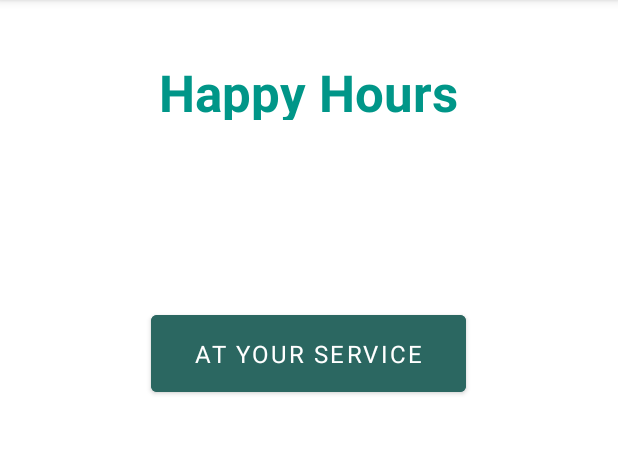
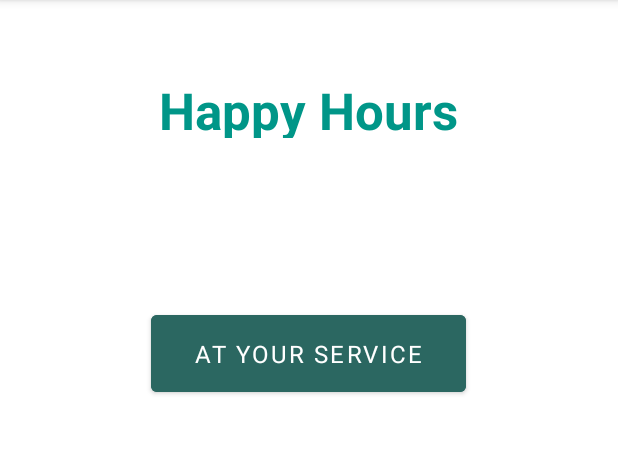
Before and after one commit to shambhavik14/Team43, an Android app: the screen it shows after launch (MainActivity), on a phone screen of 412 x 824 dp, the part 84-538 px from its top. Run offline under Robolectric (Android 15) with nearby library versions, the phone set to English and light mode, and no system bars.

Commit message:
error fix in activity.xml

```diff
--- a/app/src/main/res/layout/activity_main.xml
+++ b/app/src/main/res/layout/activity_main.xml
@@ -16,7 +16,7 @@
         android:textSize="34sp"
         android:textStyle="bold"
         android:typeface="sans"
-        app:layout_constraintBottom_toTopOf="@+id/button"
+        app:layout_constraintBottom_toTopOf="@+id/btnYourService"
         app:layout_constraintEnd_toEndOf="parent"
         app:layout_constraintHorizontal_bias="0.497"
         app:layout_constraintStart_toStartOf="parent"
```
